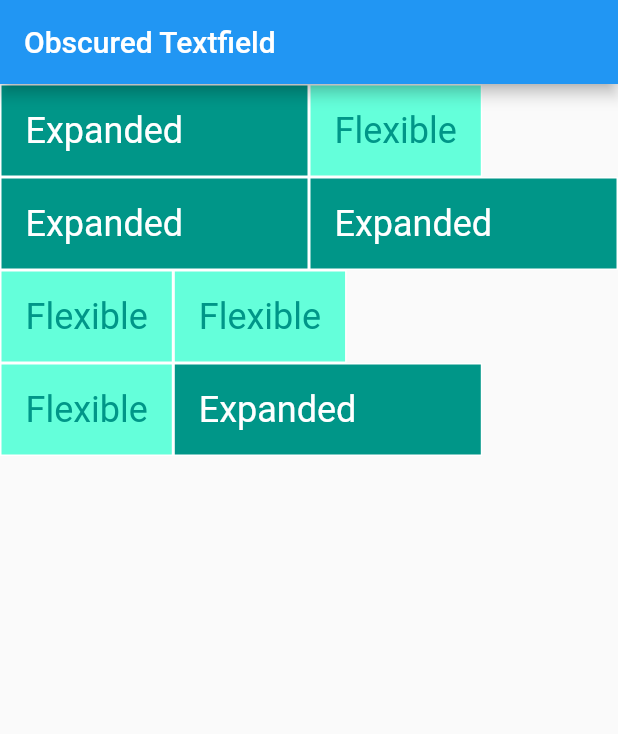
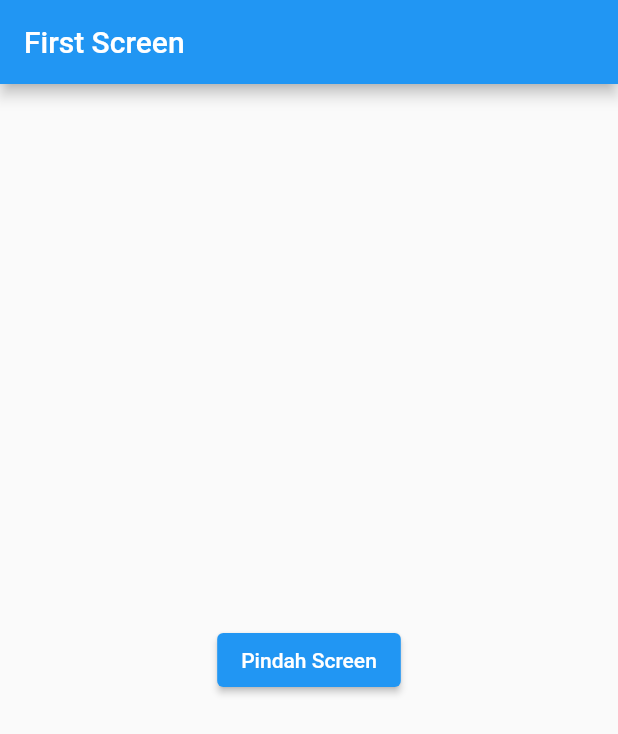
Before and after one commit to Rifqips/BelajarMembuatAplikasiFlutteruntukPemula, a Flutter app: the screen it shows after launch, on a phone screen of 412 x 824 dp. Shown: the top 734 px of the screen. Run offline on Flutter 3.47's test engine with Material 2 defaults, Android fonts, the phone set to English and light mode, and no system bars.

Commit message:
refactor
navigation

```diff
--- a/lib/main.dart
+++ b/lib/main.dart
@@ -1,38 +1,65 @@
-import 'dart:ffi';
-
 import 'package:flutter/material.dart';
 
-class ObscuredTextFieldSample extends StatelessWidget {
-  const ObscuredTextFieldSample({super.key});
+void main() => runApp(const MyApp());
+
+class MyApp extends StatelessWidget {
+  const MyApp({super.key});
+
   @override
   Widget build(BuildContext context) {
-    return const Scaffold(
-      body: SafeArea(
+    return MaterialApp(
+      title: 'Flutter Demo',
+      theme: ThemeData(primarySwatch: Colors.blue),
+      home: const FirstScreen(),
+    );
+  }
+}
+
+class FirstScreen extends StatelessWidget {
+  const FirstScreen({super.key});
+
+  final String message = 'Hello From First Screen';
+
+  @override
+  Widget build(BuildContext context) {
+    return Scaffold(
+      appBar: AppBar(
+        title: const Text('First Screen'),
+      ),
+      body: Center(
+        child: ElevatedButton(
+          child: const Text("Pindah Screen"),
+          onPressed: () {
+            Navigator.push(context, MaterialPageRoute(builder: (context) {
+              return SecondScreen(message);
+            }));
+          },
+        ),
+      ),
+    );
+  }
+}
+
+class SecondScreen extends StatelessWidget {
+  final String message;
+  const SecondScreen(this.message, {Key? key}) : super(key: key);
+
+  @override
+  Widget build(BuildContext context) {
+    return Scaffold(
+      appBar: AppBar(
+        title: const Text('Second Screen'),
+      ),
+      body: Center(
         child: Column(
+          mainAxisAlignment: MainAxisAlignment.center,
           children: [
-            Row(
-              children: [
-                ExpandedWidget(),
-                FlexibleWidget(),
-              ],
-            ),
-            Row(
-              children: [
-                ExpandedWidget(),
-                ExpandedWidget(),
-              ],
-            ),
-            Row(
-              children: [
-                FlexibleWidget(),
-                FlexibleWidget(),
-              ],
-            ),
-            Row(
-              children: [
-                FlexibleWidget(),
-                ExpandedWidget(),
-              ],
+            Text(message),
+            OutlinedButton(
+              child: const Text('Kembali'),
+              onPressed: () {
+                Navigator.pop(context);
+              },
             )
           ],
         ),
@@ -40,64 +67,3 @@ class ObscuredTextFieldSample extends StatelessWidget {
     );
   }
 }
-
-class ExpandedWidget extends StatelessWidget {
-  const ExpandedWidget({super.key});
-
-  @override
-  Widget build(BuildContext context) {
-    return Expanded(
-      child: Container(
-        decoration: BoxDecoration(
-            color: Colors.teal, border: Border.all(color: Colors.white)),
-        child: const Padding(
-          padding: EdgeInsets.all(16.0),
-          child: Text(
-            'Expanded',
-            style: TextStyle(color: Colors.white, fontSize: 24),
-          ),
-        ),
-      ),
-    );
-  }
-}
-
-class FlexibleWidget extends StatelessWidget {
-  const FlexibleWidget({super.key});
-
-  @override
-  Widget build(BuildContext context) {
-    return Flexible(
-      child: Container(
-        decoration: BoxDecoration(
-          color: Colors.tealAccent,
-          border: Border.all(color: Colors.white),
-        ),
-        child: const Padding(
-          padding: EdgeInsets.all(16.0),
-          child: Text(
-            'Flexible',
-            style: TextStyle(color: Colors.teal, fontSize: 24),
-          ),
-        ),
-      ),
-    );
-  }
-}
-
-class TextFieldExampleApp extends StatelessWidget {
-  const TextFieldExampleApp({super.key});
-  @override
-  Widget build(BuildContext context) {
-    return MaterialApp(
-      home: Scaffold(
-        appBar: AppBar(title: const Text('Obscured Textfield')),
-        body: Container(
-          child: ObscuredTextFieldSample(),
-        ),
-      ),
-    );
-  }
-}
-
-void main() => runApp(const TextFieldExampleApp());
```
